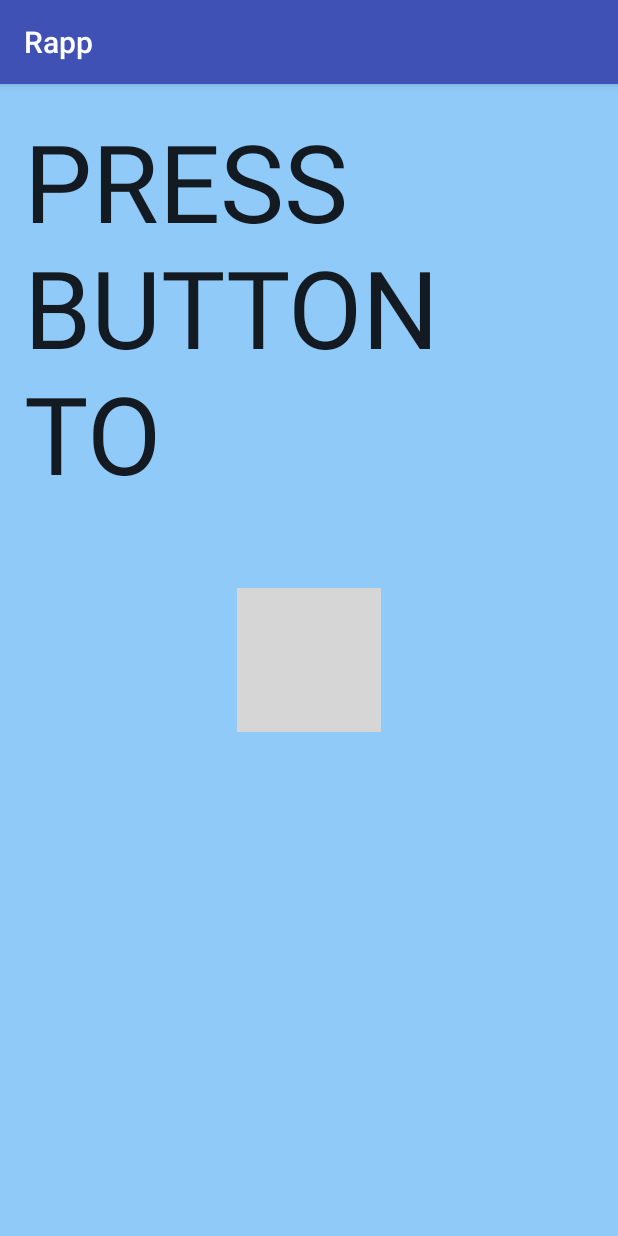
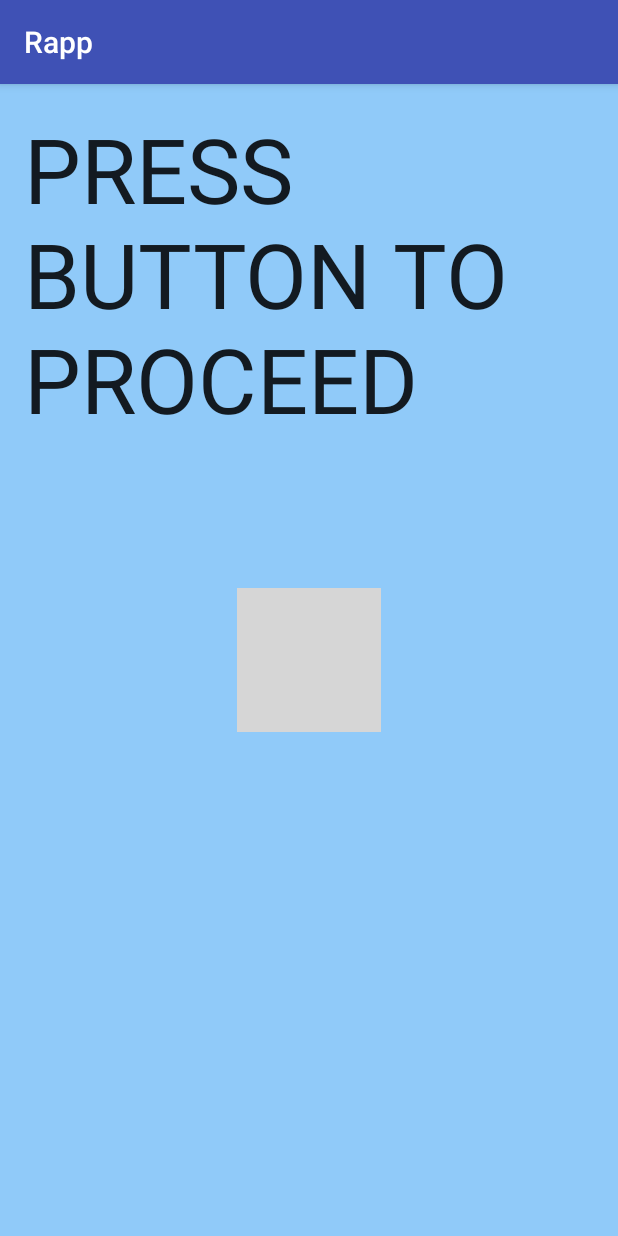
Before and after one commit to 2016AndroidAppProject/Rapp, an Android app: the proceedController screen opened directly, with no data from a screen before it, on a phone screen of 412 x 824 dp. Run offline under Robolectric (Android 15) with nearby library versions, the phone set to English and light mode, and no system bars; grey boxes are pictures that could not be loaded.

Commit message:
Adding in latest changes

```diff
--- a/app/src/main/AndroidManifest.xml
+++ b/app/src/main/AndroidManifest.xml
@@ -13,7 +13,8 @@
         android:icon="@mipmap/ic_launcher"
         android:label="@string/app_name"
         android:supportsRtl="true"
-        android:theme="@style/AppTheme">
+        android:theme="@style/AppTheme"
+        android:largeHeap="true">
         android:debuggable="true"
         <activity
             android:name=".loginController"
--- a/app/src/main/java/com/example/nick/rapp/currentQuestionData.java
+++ b/app/src/main/java/com/example/nick/rapp/currentQuestionData.java
@@ -55,7 +55,7 @@ public class currentQuestionData {
     // that it is ready to hold data when we initialize it in another class.
     // It is first initialized in the login screen.java class.
     private static final currentQuestionData CURRENT_QUESTION_DATA =
-            new currentQuestionData(0, 0, 0, "practice", 0, 22);
+            new currentQuestionData(0, 0, 0, "Practice", 0, 22);
 
     public static currentQuestionData getInstance() {return CURRENT_QUESTION_DATA;}
 
--- a/app/src/main/res/layout/proceed_screen.xml
+++ b/app/src/main/res/layout/proceed_screen.xml
@@ -28,9 +28,8 @@
         android:textAppearance="?android:attr/textAppearanceLarge"
         android:text="PRESS BUTTON TO PROCEED"
         android:id="@+id/textView"
-        android:layout_above="@+id/proceed"
-        android:layout_centerHorizontal="true"
-        android:layout_marginBottom="49dp"
-        android:textSize="72dp" />
+        android:textSize="60dp"
+        android:layout_alignParentTop="true"
+        android:layout_centerHorizontal="true" />
 
 </RelativeLayout>
```
Also changed, not shown: app/src/main/java/com/example/nick/rapp/questionsController.java (+96 -8 lines).
